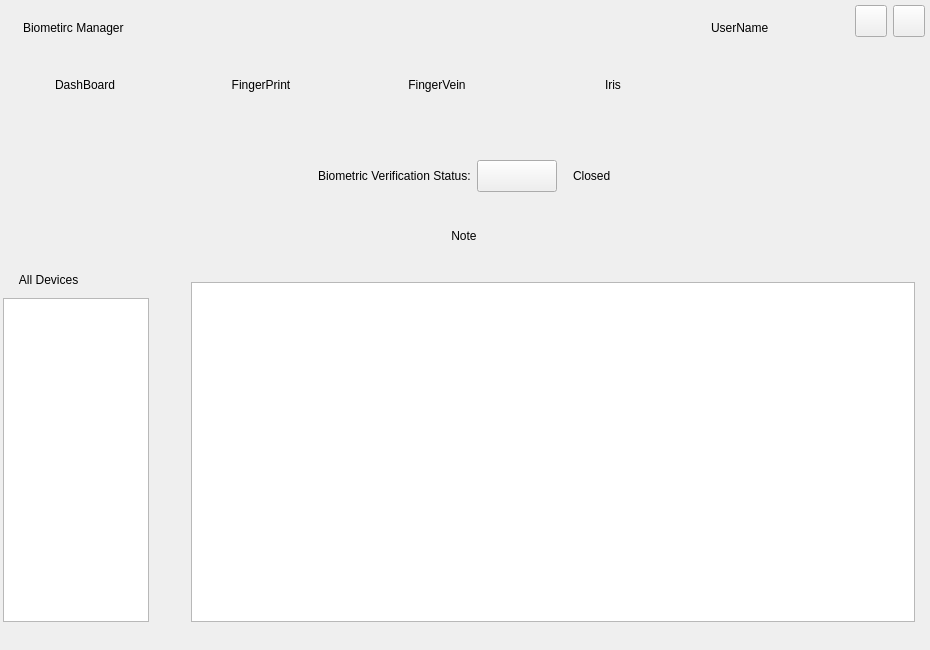
Above: src/mainwindow.ui from ukui/ukui-biometric-manager before the change. Below: the same form after it.
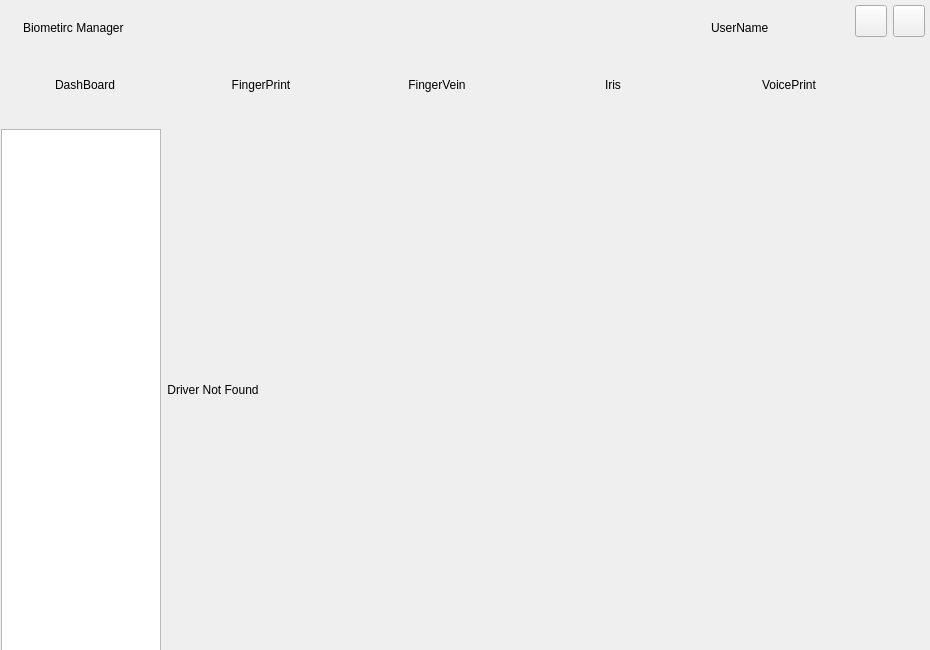
That is the form after the change.

```diff
--- a/src/mainwindow.ui
+++ b/src/mainwindow.ui
@@ -242,6 +242,25 @@
       </property>
      </widget>
     </item>
+    <item>
+     <widget class="QPushButton" name="btnVoicePrint">
+      <property name="minimumSize">
+       <size>
+        <width>170</width>
+        <height>70</height>
+       </size>
+      </property>
+      <property name="styleSheet">
+       <string notr="true"/>
+      </property>
+      <property name="text">
+       <string>VoicePrint</string>
+      </property>
+      <property name="flat">
+       <bool>true</bool>
+      </property>
+     </widget>
+    </item>
     <item>
      <spacer name="horizontalSpacer_3">
       <property name="orientation">
@@ -262,15 +281,15 @@
     <rect>
      <x>1</x>
      <y>120</y>
-     <width>928</width>
-     <height>520</height>
+     <width>921</width>
+     <height>531</height>
     </rect>
    </property>
    <property name="styleSheet">
     <string notr="true"/>
    </property>
    <property name="currentIndex">
-    <number>0</number>
+    <number>4</number>
    </property>
    <widget class="QWidget" name="pageDashBoard">
     <layout class="QVBoxLayout" name="verticalLayout_5">
@@ -737,6 +756,45 @@
      </item>
     </layout>
    </widget>
+   <widget class="QWidget" name="pageVoicePrint">
+    <layout class="QHBoxLayout" name="horizontalLayout_4">
+     <property name="leftMargin">
+      <number>0</number>
+     </property>
+     <property name="bottomMargin">
+      <number>0</number>
+     </property>
+     <item>
+      <widget class="QListWidget" name="listWidgetVoicePrint">
+       <property name="minimumSize">
+        <size>
+         <width>160</width>
+         <height>0</height>
+        </size>
+       </property>
+       <property name="maximumSize">
+        <size>
+         <width>160</width>
+         <height>16777215</height>
+        </size>
+       </property>
+      </widget>
+     </item>
+     <item>
+      <widget class="QLabel" name="lblNoDeviceVoicePrint">
+       <property name="text">
+        <string>Driver Not Found</string>
+       </property>
+       <property name="alignment">
+        <set>Qt::AlignCenter</set>
+       </property>
+      </widget>
+     </item>
+     <item>
+      <widget class="QStackedWidget" name="stackedWidgetVoicePrint"/>
+     </item>
+    </layout>
+   </widget>
   </widget>
  </widget>
  <resources/>
```
